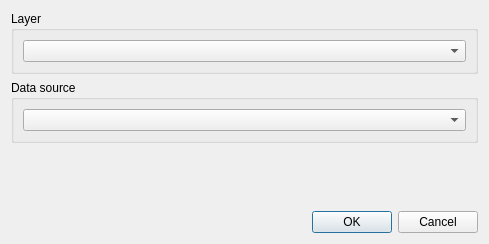
Above: ui/tool_dialog.ui from nens/threedi-results-analysis before the change. Below: the same form after it.
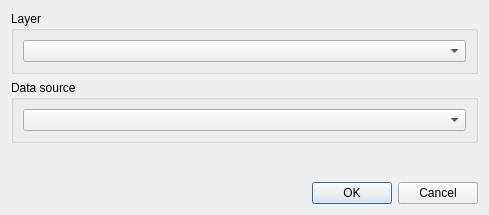
That is the form after the change.

Commit message: Datasource and layers are correctly passed to script now

What changed in the file:
```diff
--- a/ui/tool_dialog.ui
+++ b/ui/tool_dialog.ui
@@ -7,7 +7,7 @@
     <x>0</x>
     <y>0</y>
     <width>489</width>
-    <height>244</height>
+    <height>215</height>
    </rect>
   </property>
   <property name="windowTitle">
```
Left out of the diff: 2 changed lines with no effect on the pictures. The commit also changes 2 other files.
